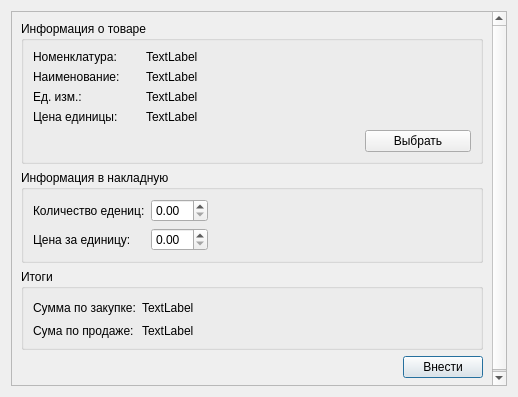
First picture: the form in addorsetproductininvoice_dialog.ui, repository skripach2111/Kursovoy_Uchet, before the edit.
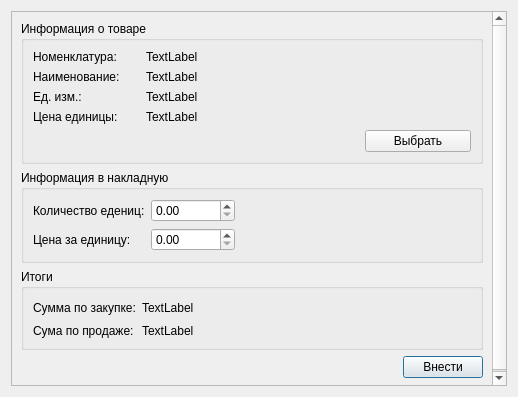
Second picture: the form after the edit.

Commit message:
Нововведения в главное окно программы, окно добавления и редактирования продуктов
+ Макет окна редактирование информации для добавления или изменения продукта
+ В макете главного окна, добавлены элементы для просмотра и взаимодействия с продуктами
* Кнопки управления накладными перенесены в нижнюю часть окна

Diff of the .ui file:
```diff
--- a/addorsetproductininvoice_dialog.ui
+++ b/addorsetproductininvoice_dialog.ui
@@ -168,10 +168,18 @@
            </widget>
           </item>
           <item row="0" column="1">
-           <widget class="QDoubleSpinBox" name="doubleSpinBox_NumberUnits"/>
+           <widget class="QDoubleSpinBox" name="doubleSpinBox_NumberUnits">
+            <property name="maximum">
+             <double>999999.989999999990687</double>
+            </property>
+           </widget>
           </item>
           <item row="1" column="1">
-           <widget class="QDoubleSpinBox" name="doubleSpinBox_PriceUnitsPurchase"/>
+           <widget class="QDoubleSpinBox" name="doubleSpinBox_PriceUnitsPurchase">
+            <property name="maximum">
+             <double>999999.989999999990687</double>
+            </property>
+           </widget>
           </item>
           <item row="0" column="2">
            <spacer name="horizontalSpacer_2">
```
The commit also changes 5 other files.
